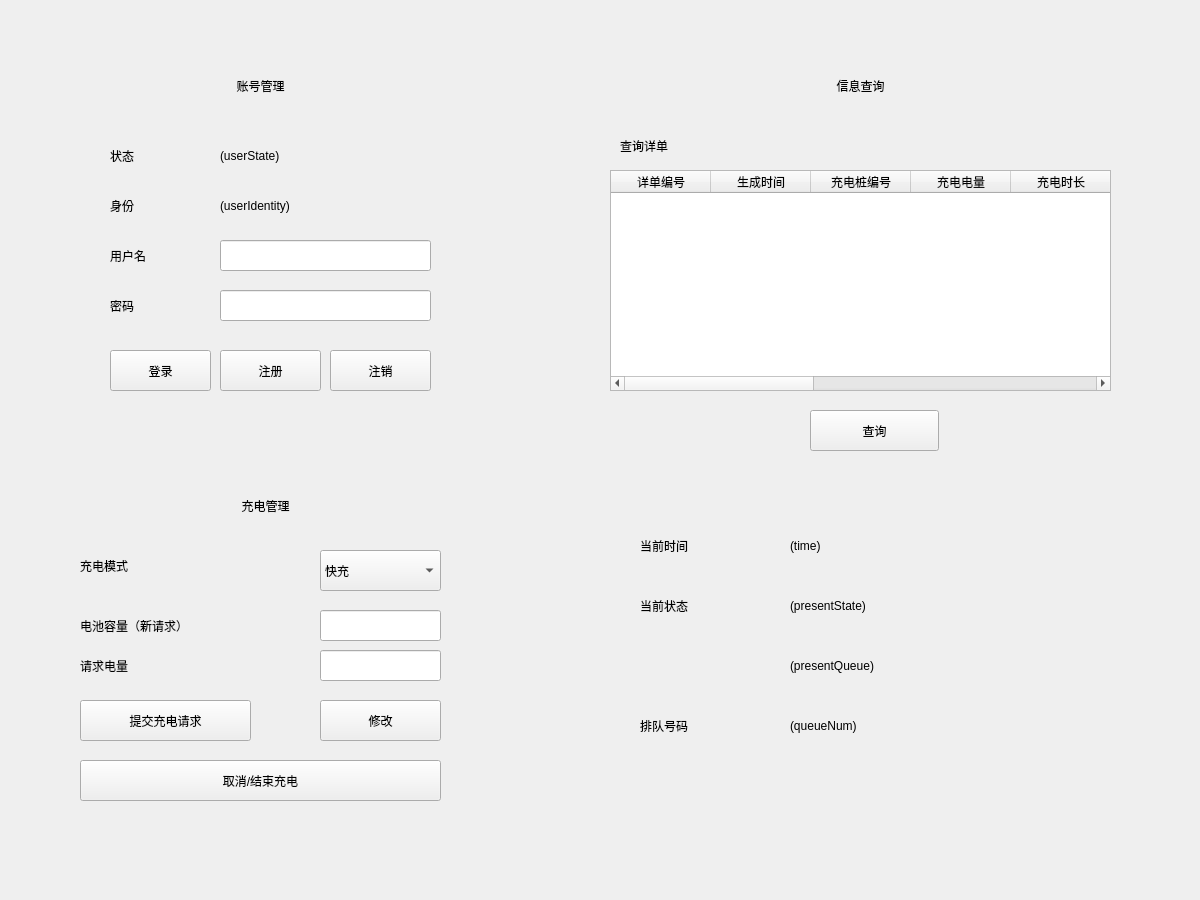
The window that user/mainwindow.ui (PopChicken/AcssFrontend) describes before a commit, drawn with Qt 5.
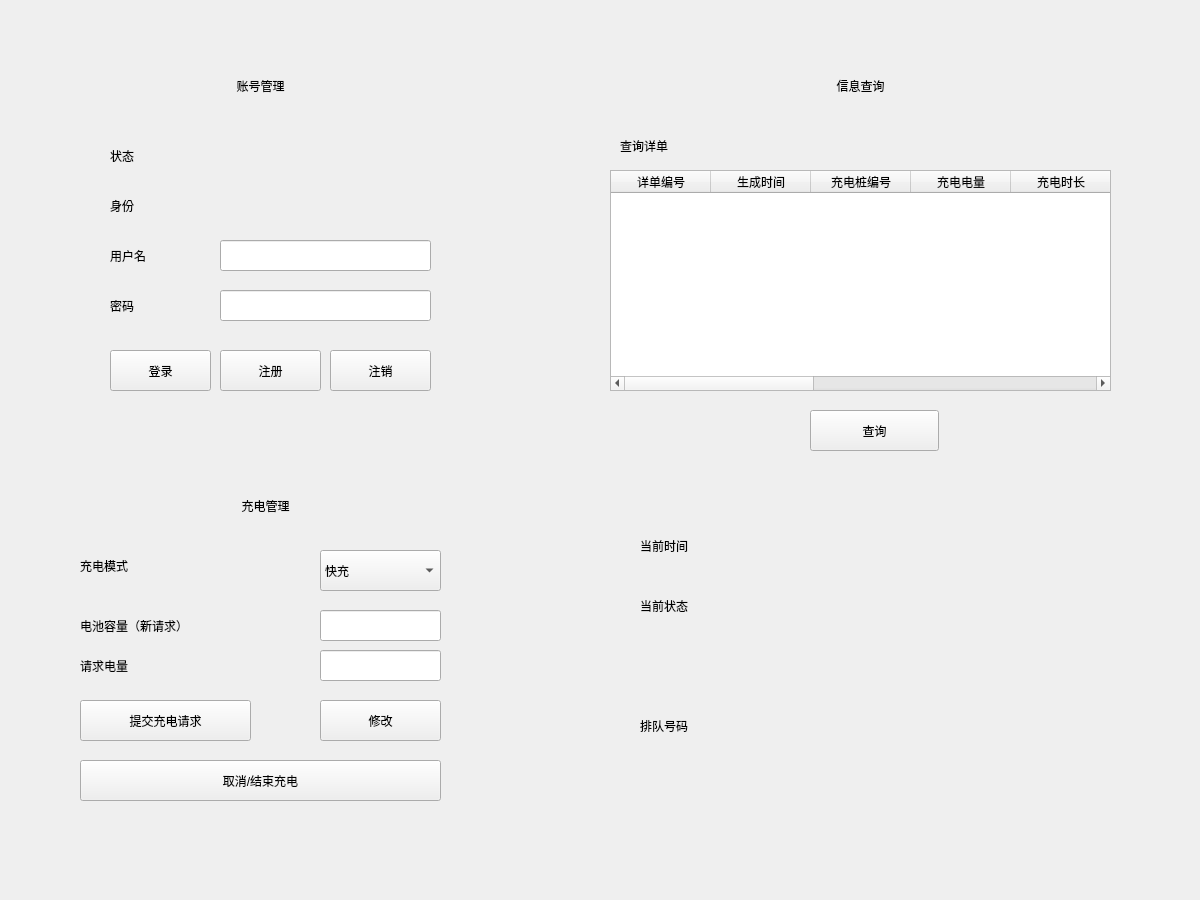
The same window after the commit.

Diff of the .ui file:
```diff
--- a/user/mainwindow.ui
+++ b/user/mainwindow.ui
@@ -147,7 +147,7 @@
      </rect>
     </property>
     <property name="text">
-     <string>(userState)</string>
+     <string></string>
     </property>
    </widget>
    <widget class="QLabel" name="userIdentity">
@@ -160,7 +160,7 @@
      </rect>
     </property>
     <property name="text">
-     <string>(userIdentity)</string>
+     <string></string>
     </property>
    </widget>
    <widget class="QPushButton" name="logoutBtn">
@@ -507,7 +507,7 @@
      </rect>
     </property>
     <property name="text">
-     <string>(time)</string>
+     <string></string>
     </property>
    </widget>
    <widget class="QLabel" name="presentState">
@@ -520,7 +520,7 @@
      </rect>
     </property>
     <property name="text">
-     <string>(presentState)</string>
+     <string></string>
     </property>
    </widget>
    <widget class="QLabel" name="presentQueue">
@@ -533,7 +533,7 @@
      </rect>
     </property>
     <property name="text">
-     <string>(presentQueue)</string>
+     <string></string>
     </property>
    </widget>
    <widget class="QLabel" name="queueNum">
@@ -546,7 +546,7 @@
      </rect>
     </property>
     <property name="text">
-     <string>(queueNum)</string>
+     <string></string>
     </property>
    </widget>
   </widget>
```
